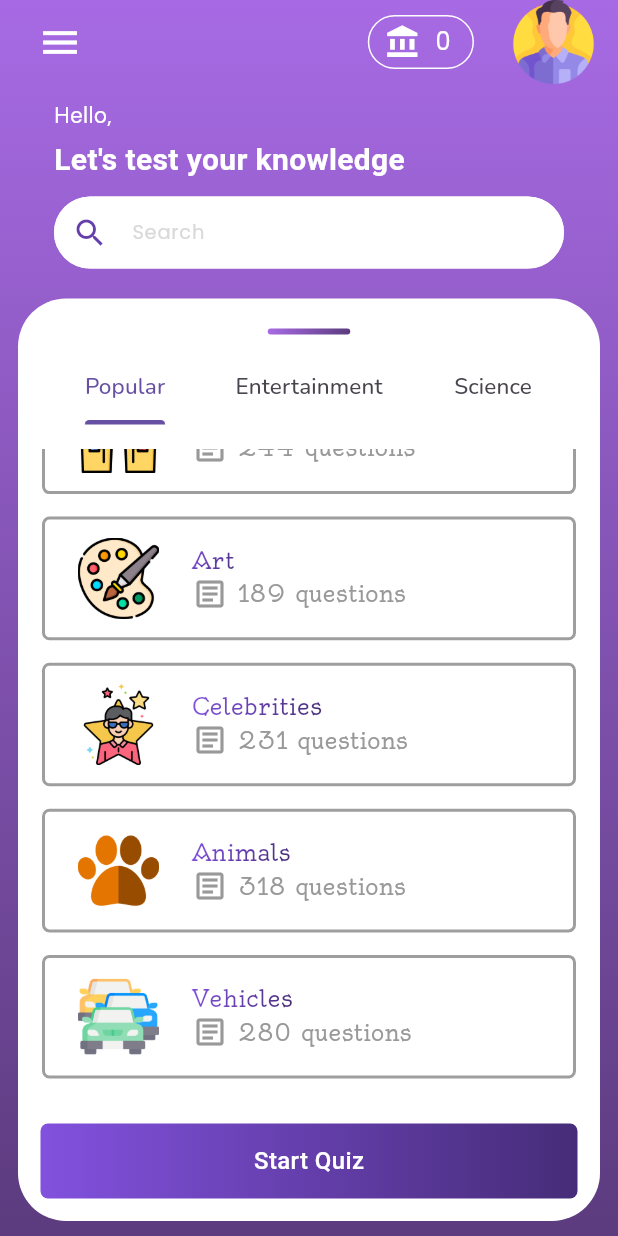
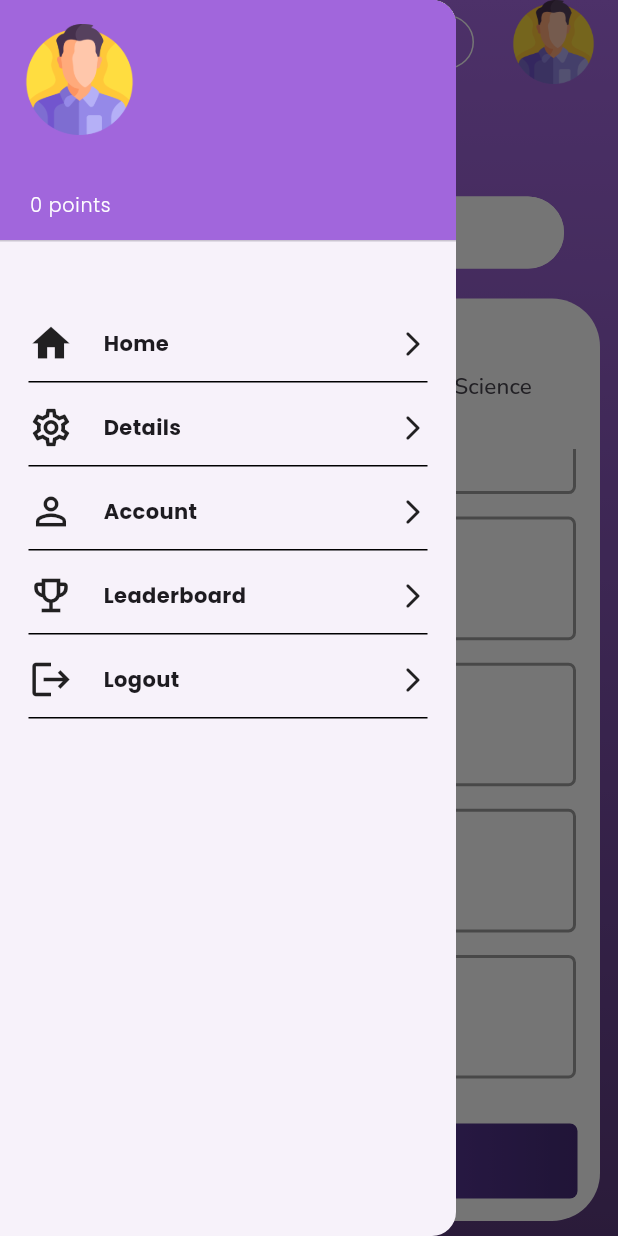
Before and after one commit to aconitum001/Quizzo-flutter-Project, a Flutter app: the HomePageWidget screen opened directly with empty values, scrolled down 539 dp, after a tap on the "menu" icon, on a phone screen of 412 x 824 dp. Run offline on Flutter 3.47's test engine with Material 3 defaults, Android fonts, the light colour scheme and no system bars; our stand-ins replace bloc, circular_countdown_timer, cloud_firestore, dashed_circular_progress_bar, firebase_auth, firebase_core and 5 more; accounts and stored records are empty; Roboto replaces fonts that are missing (Ubuntu).

Commit message:
added navigation drawer

```diff
--- /dev/null
+++ b/lib/widgets/drawer_list_tile.dart
@@ -0,0 +1,61 @@
+import 'package:flutter/material.dart';
+import 'package:quiz_app/constants.dart';
+
+class DrawerListTile extends StatelessWidget {
+  const DrawerListTile(
+      {super.key,
+      required this.title,
+      required this.icon,
+      required this.onTap});
+  final IconData icon;
+  final String title;
+  final VoidCallback onTap;
+
+  @override
+  Widget build(BuildContext context) {
+    return GestureDetector(
+      onTap: onTap,
+      child: Container(
+        padding: const EdgeInsets.only(
+          bottom: 10,
+        ),
+        margin: const EdgeInsets.symmetric(
+          horizontal: 19,
+        ),
+        decoration: const BoxDecoration(
+          border: Border(
+            bottom: BorderSide(
+              color: Colors.black,
+            ),
+          ),
+        ),
+        child: Row(
+          children: [
+            Icon(
+              icon,
+              size: 30,
+            ),
+            const SizedBox(
+              width: 20,
+            ),
+            Text(
+              title,
+              style: TextStyle(
+                fontSize: 14,
+                fontFamily: kFontText,
+                fontWeight: FontWeight.bold,
+              ),
+            ),
+            const Spacer(
+              flex: 1,
+            ),
+            const Icon(
+              Icons.arrow_forward_ios_rounded,
+              size: 20,
+            )
+          ],
+        ),
+      ),
+    );
+  }
+}
--- a/lib/widgets/home_page_widget.dart
+++ b/lib/widgets/home_page_widget.dart
@@ -3,10 +3,15 @@
 import 'package:flutter/material.dart';
 import 'package:quiz_app/constants.dart';
 import 'package:quiz_app/pages/cat_settings_page.dart';
+import 'package:quiz_app/pages/details_page.dart';
+import 'package:quiz_app/pages/home_page.dart';
+import 'package:quiz_app/pages/leader_board_page.dart';
+import 'package:quiz_app/pages/profile_page.dart';
 import 'package:quiz_app/pages/tabs/first_tab.dart';
 import 'package:quiz_app/pages/tabs/secound_tab.dart';
 import 'package:quiz_app/pages/tabs/third_tab.dart';
 import 'package:quiz_app/widgets/custom_searchbar.dart';
+import 'package:quiz_app/widgets/drawer_list_tile.dart';
 
 class HomePageWidget extends StatelessWidget {
   HomePageWidget({
@@ -44,6 +49,112 @@ class HomePageWidget extends StatelessWidget {
           ),
         ),
         child: Scaffold(
+          drawer: SafeArea(
+            child: Drawer(
+              child: ListView(
+                children: [
+                  DrawerHeader(
+                    decoration: const BoxDecoration(color: Color(0xffA166DC)),
+                    child: Column(
+                      crossAxisAlignment: CrossAxisAlignment.start,
+                      children: [
+                        Image.asset(
+                          "assets/images/man.png",
+                          width: 74,
+                          height: 74,
+                        ),
+                        const SizedBox(
+                          height: 5,
+                        ),
+                        Text(
+                          username!,
+                          style: TextStyle(
+                            color: Colors.white,
+                            fontFamily: kFontText,
+                            fontSize: 21,
+                            fontWeight: FontWeight.bold,
+                          ),
+                        ),
+                        Text(
+                          " $score points",
+                          style: TextStyle(
+                            fontSize: 12.7,
+                            fontWeight: FontWeight.w300,
+                            fontFamily: kFontText,
+                            color: Colors.white,
+                          ),
+                        ),
+                      ],
+                    ),
+                  ),
+                  const SizedBox(
+                    height: 45,
+                  ),
+                  DrawerListTile(
+                    onTap: () {},
+                    icon: Icons.home,
+                    title: "Home",
+                  ),
+                  const SizedBox(
+                    height: 15,
+                  ),
+                  DrawerListTile(
+                    onTap: () {
+                      Navigator.pop(context);
+                      Navigator.push(
+                        context,
+                        MaterialPageRoute(
+                          builder: (context) => AddPage(),
+                        ),
+                      );
+                    },
+                    icon: Icons.settings_outlined,
+                    title: "Details",
+                  ),
+                  const SizedBox(
+                    height: 15,
+                  ),
+                  DrawerListTile(
+                    onTap: () {
+                      Navigator.pop(context);
+                      Navigator.push(
+                        context,
+                        MaterialPageRoute(
+                          builder: (context) => ProfilePage(),
+                        ),
+                      );
+                    },
+                    icon: Icons.person_outline,
+                    title: "Account",
+                  ),
+                  const SizedBox(
+                    height: 15,
+                  ),
+                  DrawerListTile(
+                    onTap: () {
+                      Navigator.pop(context);
+                      Navigator.push(
+                        context,
+                        MaterialPageRoute(
+                          builder: (context) => LeaderBoardPage(),
+                        ),
+                      );
+                    },
+                    icon: Icons.emoji_events_outlined,
+                    title: "Leaderboard",
+                  ),
+                  const SizedBox(
+                    height: 15,
+                  ),
+                  DrawerListTile(
+                    onTap: () {},
+                    icon: Icons.logout,
+                    title: "Logout",
+                  ),
+                ],
+              ),
+            ),
+          ),
           backgroundColor: Colors.transparent,
           appBar: AppBar(
             automaticallyImplyLeading: false,
@@ -51,12 +162,16 @@ class HomePageWidget extends StatelessWidget {
             backgroundColor: Colors.transparent,
             title: Row(
               children: [
-                IconButton(
-                  onPressed: () {},
-                  icon: const Icon(
-                    Icons.menu,
-                    size: 30,
-                    color: Colors.white,
+                Builder(
+                  builder: (context) => IconButton(
+                    onPressed: () {
+                      Scaffold.of(context).openDrawer();
+                    },
+                    icon: const Icon(
+                      Icons.menu,
+                      size: 30,
+                      color: Colors.white,
+                    ),
                   ),
                 ),
               ],
```
Also changed, not shown: lib/pages/details_page.dart (+15 -6 lines), lib/pages/leader_board_page.dart (+21 -1 lines).
